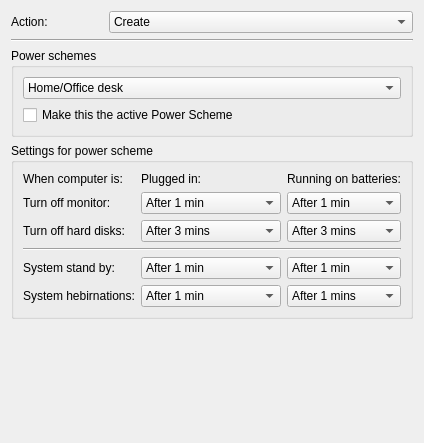
Qt form src/apps/mvvm-folders/power_options/powerschemewidget.ui (august-alt/policy-preferences-editor-prototype) before a commit.
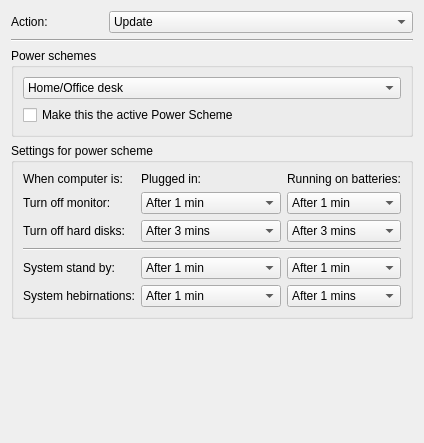
The same form after that commit.

Commit message: feat: add tests for power options widgets

```diff
--- a/src/apps/mvvm-folders/power_options/powerschemewidget.ui
+++ b/src/apps/mvvm-folders/power_options/powerschemewidget.ui
@@ -831,7 +831,10 @@
      <item>
       <widget class="QComboBox" name="actionComboBox">
        <property name="currentText">
-        <string>Create</string>
+        <string>Update</string>
+       </property>
+       <property name="currentIndex">
+        <number>2</number>
        </property>
        <item>
         <property name="text">
```
The commit also changes 7 other files.
